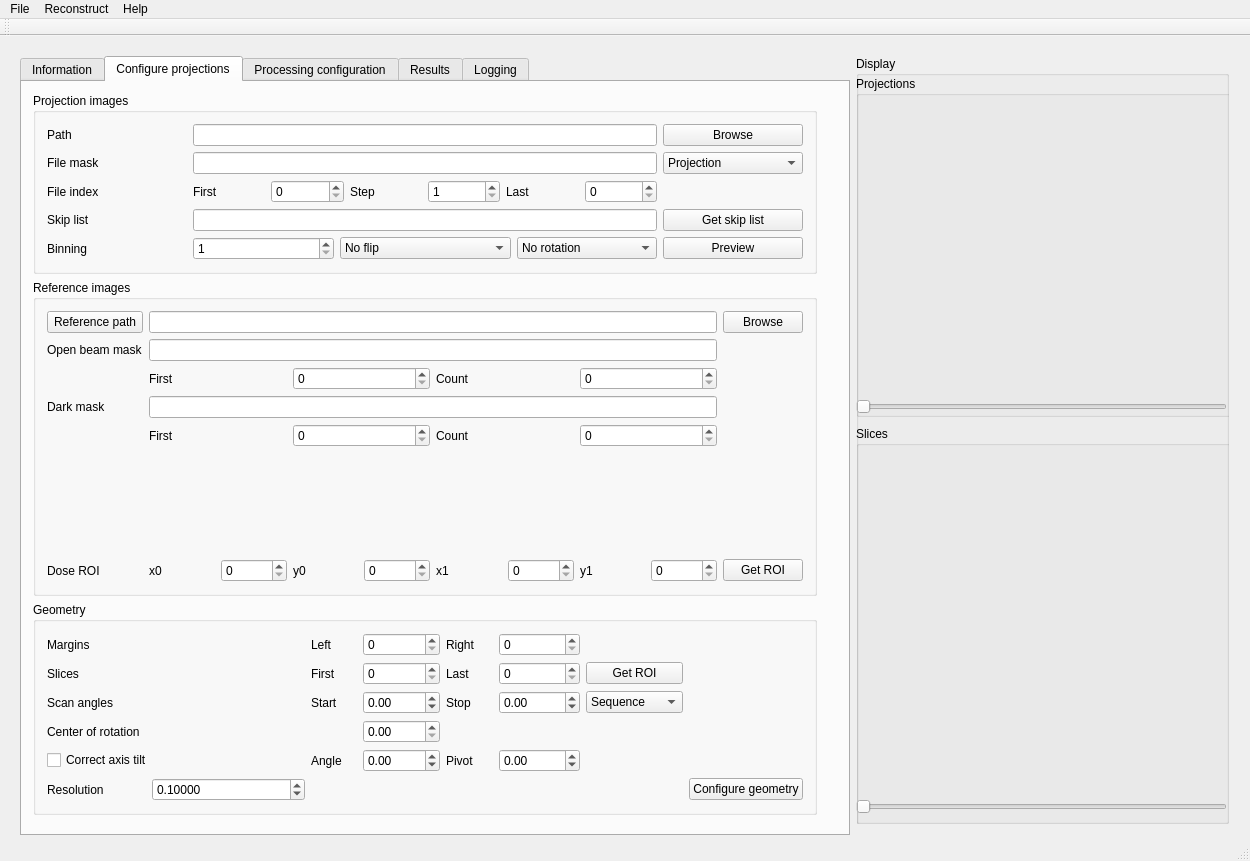
neutronimaging/imagingsuite, file src/muhrec3/muhrecmainwindow.ui: the form before one commit.
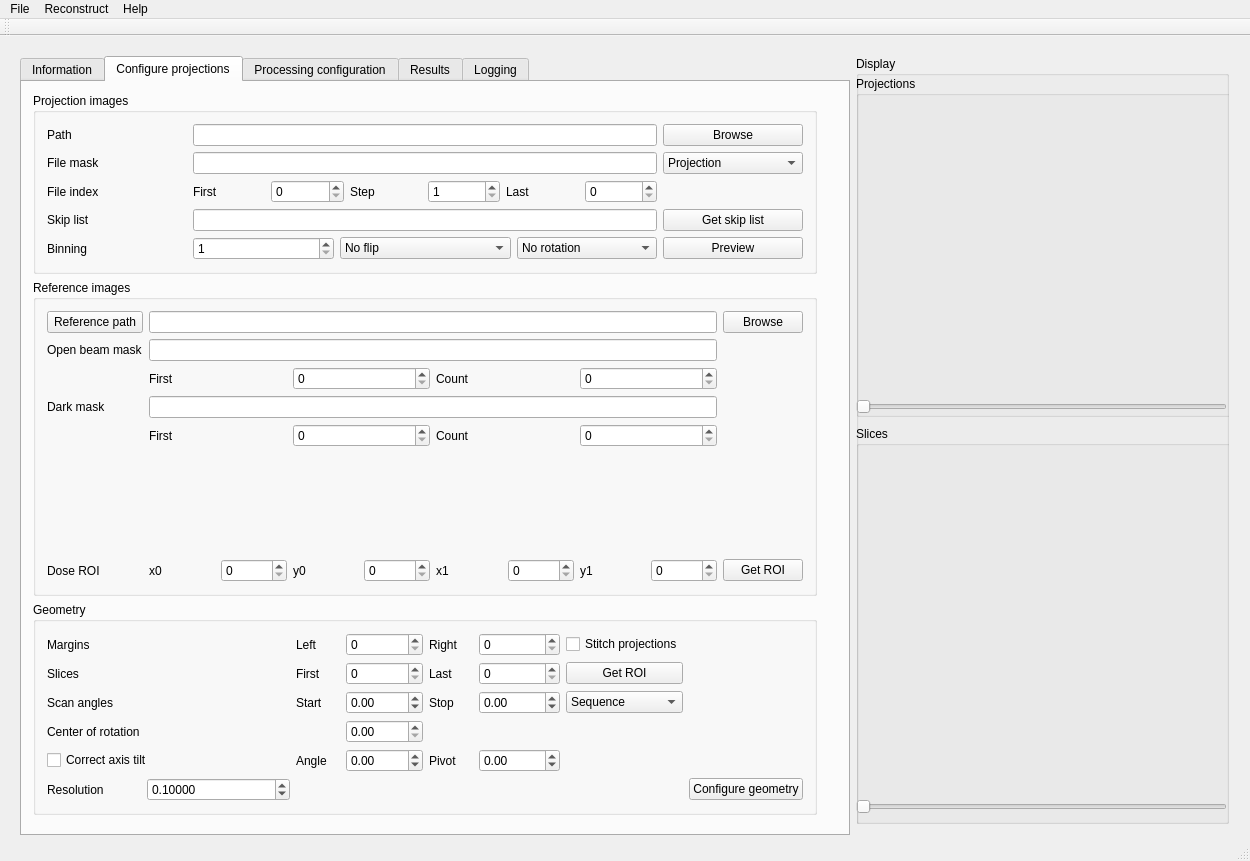
The form after the commit. Custom widgets are drawn as their Qt base class.

Commit message: Imp[roving confiuration and debugging the single recon problem.

```diff
--- a/src/muhrec3/muhrecmainwindow.ui
+++ b/src/muhrec3/muhrecmainwindow.ui
@@ -982,6 +982,13 @@
                </property>
               </widget>
              </item>
+             <item row="0" column="9">
+              <widget class="QCheckBox" name="check_stitchprojections">
+               <property name="text">
+                <string>Stitch projections</string>
+               </property>
+              </widget>
+             </item>
             </layout>
            </widget>
           </item>
```
Left out of the diff: 6 changed lines with no effect on the pictures. The commit also changes 2 other files.
